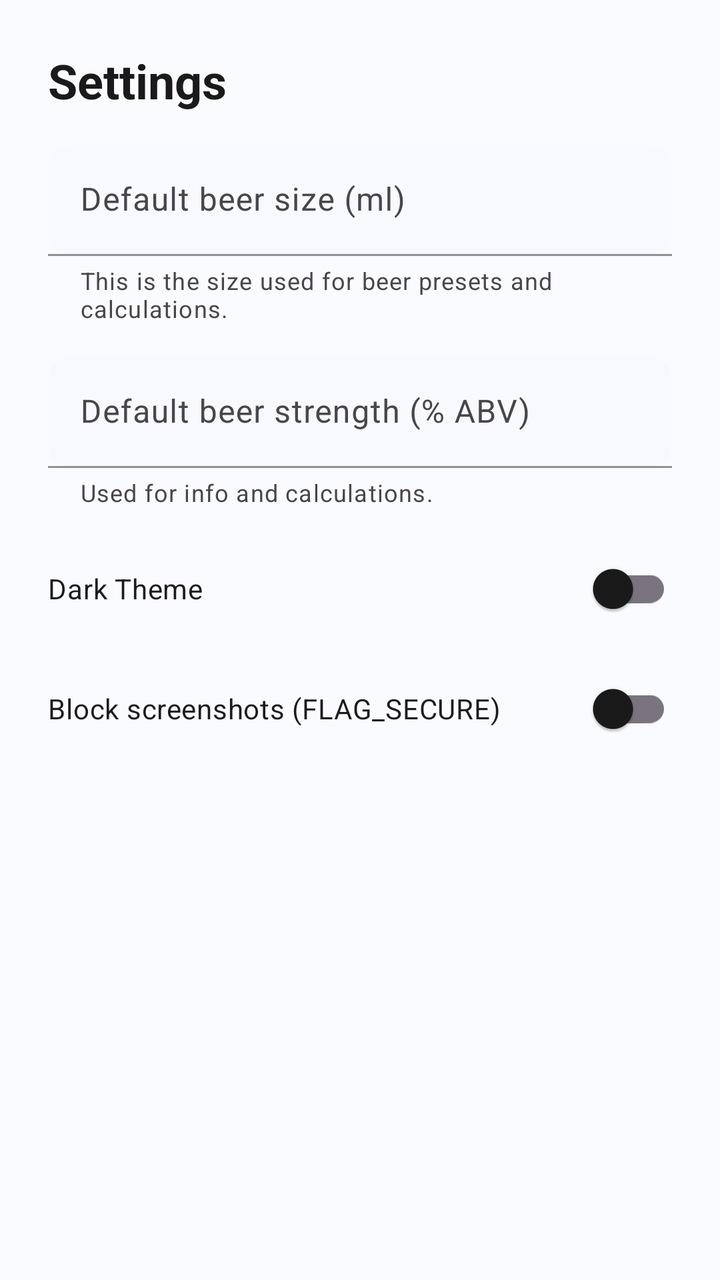
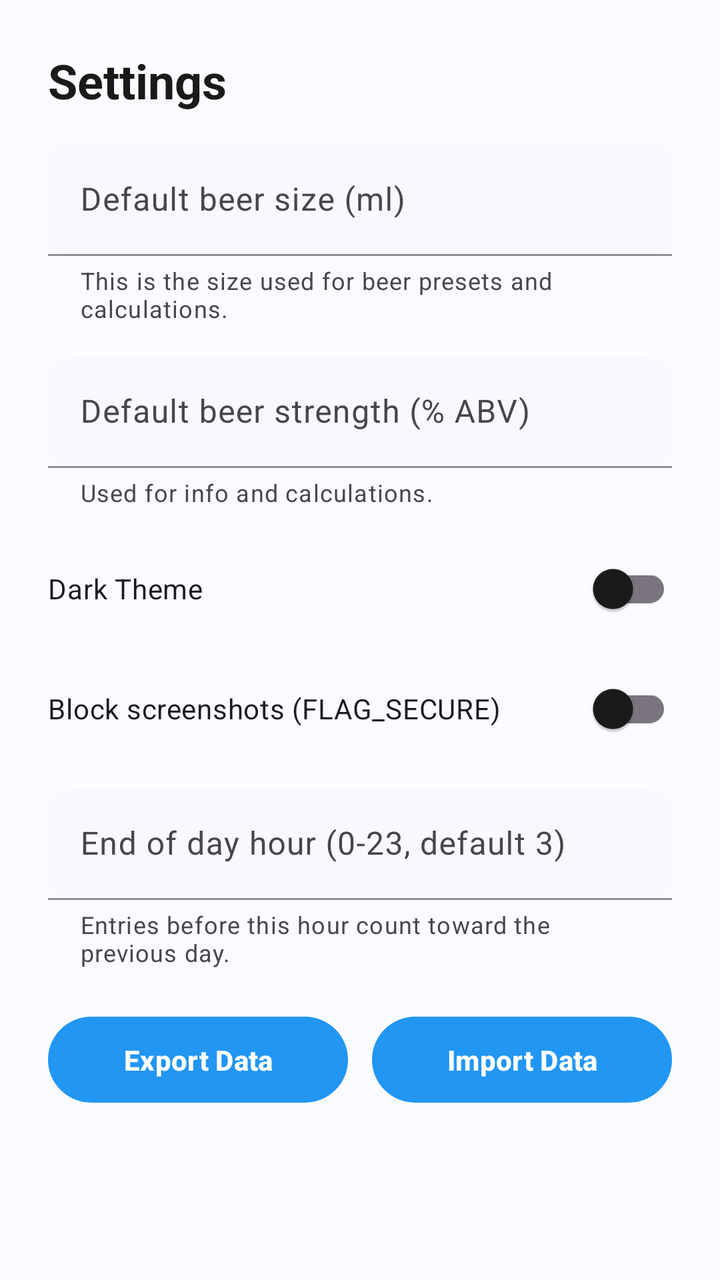

Compare the two renders of this Android layout. The source of the first and the diff that turns it into the second are given below.
<!-- AndroidManifest.xml: application theme Theme.BrewLog -->
<!-- res/layout/dialog_settings.xml -->
<?xml version="1.0" encoding="utf-8"?>
<LinearLayout xmlns:android="http://schemas.android.com/apk/res/android"
    xmlns:app="http://schemas.android.com/apk/res-auto"
    android:layout_width="match_parent"
    android:layout_height="wrap_content"
    android:orientation="vertical"
    android:padding="24dp">

    <TextView
        android:layout_width="wrap_content"
        android:layout_height="wrap_content"
        android:text="Settings"
        android:textAppearance="@style/TextAppearance.BrewLog.Headline"
        android:layout_marginBottom="16dp" />

    <com.google.android.material.textfield.TextInputLayout
        android:id="@+id/beer_size_layout"
        android:layout_width="match_parent"
        android:layout_height="wrap_content"
        android:hint="Default beer size (ml)"
        app:helperText="This is the size used for beer presets and calculations."
        style="?attr/textInputStyle"
        android:layout_marginBottom="16dp">

        <com.google.android.material.textfield.TextInputEditText
            android:id="@+id/et_beer_size"
            android:layout_width="match_parent"
            android:layout_height="wrap_content"
            android:inputType="number"
            android:textColor="@color/text_on_surface" />
    </com.google.android.material.textfield.TextInputLayout>

    <com.google.android.material.textfield.TextInputLayout
        android:id="@+id/beer_strength_layout"
        android:layout_width="match_parent"
        android:layout_height="wrap_content"
        android:hint="Default beer strength (% ABV)"
        app:helperText="Used for info and calculations."
        style="?attr/textInputStyle">

        <com.google.android.material.textfield.TextInputEditText
            android:id="@+id/et_beer_strength"
            android:layout_width="match_parent"
            android:layout_height="wrap_content"
            android:inputType="numberDecimal"
            android:textColor="@color/text_on_surface" />
    </com.google.android.material.textfield.TextInputLayout>

    <com.google.android.material.switchmaterial.SwitchMaterial
        android:id="@+id/switch_theme"
        android:layout_width="match_parent"
        android:layout_height="wrap_content"
        android:text="Dark Theme"
        android:layout_marginTop="16dp"/>

    <com.google.android.material.switchmaterial.SwitchMaterial
        android:id="@+id/switch_secure"
        android:layout_width="match_parent"
        android:layout_height="wrap_content"
        android:text="Block screenshots (FLAG_SECURE)"
        android:layout_marginTop="12dp"/>

</LinearLayout>
<!-- resources referenced by this layout -->
<resources>
  <color name="text_on_surface">#1A1A1A</color>
  <style name="TextAppearance.BrewLog.Headline" parent="TextAppearance.Material3.HeadlineMedium">
          <item name="android:textColor">@color/text_primary</item>
          <item name="android:textSize">24sp</item>
          <item name="android:textStyle">bold</item>
      </style>
  <color name="text_primary">#1A1A1A</color>
  <color name="blue_500">#2196F3</color>
  <color name="blue_700">#1976D2</color>
  <color name="white">#FFFFFF</color>
  <color name="accent">#03DAC6</color>
  <color name="accent_dark">#018786</color>
  <color name="black">#000000</color>
  <color name="background">#FAFBFF</color>
  <color name="surface">#FFFFFF</color>
  <color name="surface_variant">#F5F7FF</color>
  <color name="text_secondary">#666666</color>
  <color name="text_hint">#BDBDBD</color>
  <color name="card_background">#FFFFFF</color>
  <style name="Widget.BrewLog.Button" parent="Widget.Material3.Button">
          <item name="android:textColor">@color/white</item>
          <item name="backgroundTint">@color/blue_500</item>
          <item name="cornerRadius">24dp</item>
          <item name="android:paddingStart">24dp</item>
          <item name="android:paddingEnd">24dp</item>
          <item name="android:paddingTop">12dp</item>
          <item name="android:paddingBottom">12dp</item>
          <item name="android:textSize">14sp</item>
          <item name="android:textStyle">bold</item>
      </style>
  <style name="Widget.BrewLog.Button.Outlined" parent="Widget.Material3.Button.OutlinedButton">
          <item name="android:textColor">@color/blue_500</item>
          <item name="strokeColor">@color/blue_500</item>
          <item name="cornerRadius">24dp</item>
          <item name="android:paddingStart">24dp</item>
          <item name="android:paddingEnd">24dp</item>
          <item name="android:paddingTop">12dp</item>
          <item name="android:paddingBottom">12dp</item>
          <item name="android:textSize">14sp</item>
          <item name="android:textStyle">bold</item>
      </style>
  <style name="Widget.BrewLog.TextInputLayout.OutlinedBox" parent="Widget.Material3.TextInputLayout.OutlinedBox">
          <item name="boxBackgroundMode">filled</item>
          <item name="boxBackgroundColor">@color/input_background</item>
          <item name="boxCornerRadiusBottomEnd">12dp</item>
          <item name="boxCornerRadiusBottomStart">12dp</item>
          <item name="boxCornerRadiusTopEnd">12dp</item>
          <item name="boxCornerRadiusTopStart">12dp</item>
          <item name="boxStrokeColor">@color/blue_500</item>
          <item name="hintTextColor">@color/blue_500</item>
      </style>
  <color name="input_background">#F8F9FF</color>
  <!-- unchanged entries left out for length: 1 -->
</resources>

<!-- the commit's change to res/layout/dialog_settings.xml (unified diff, before → after) -->
@@ -60,4 +60,42 @@
         android:text="Block screenshots (FLAG_SECURE)"
         android:layout_marginTop="12dp"/>
 
+    <com.google.android.material.textfield.TextInputLayout
+        android:id="@+id/eod_layout"
+        android:layout_width="match_parent"
+        android:layout_height="wrap_content"
+        android:layout_marginTop="16dp"
+        android:hint="End of day hour (0-23, default 3)"
+        app:helperText="Entries before this hour count toward the previous day.">
+
+        <com.google.android.material.textfield.TextInputEditText
+            android:id="@+id/et_end_of_day"
+            android:layout_width="match_parent"
+            android:layout_height="wrap_content"
+            android:inputType="number"
+            android:textColor="@color/text_on_surface" />
+    </com.google.android.material.textfield.TextInputLayout>
+
+    <LinearLayout
+        android:layout_width="match_parent"
+        android:layout_height="wrap_content"
+        android:orientation="horizontal"
+        android:layout_marginTop="20dp">
+
+        <com.google.android.material.button.MaterialButton
+            android:id="@+id/btn_export"
+            android:layout_width="0dp"
+            android:layout_height="wrap_content"
+            android:layout_weight="1"
+            android:text="Export Data" />
+
+        <com.google.android.material.button.MaterialButton
+            android:id="@+id/btn_import"
+            android:layout_width="0dp"
+            android:layout_height="wrap_content"
+            android:layout_weight="1"
+            android:layout_marginStart="12dp"
+            android:text="Import Data" />
+    </LinearLayout>
+
 </LinearLayout>
